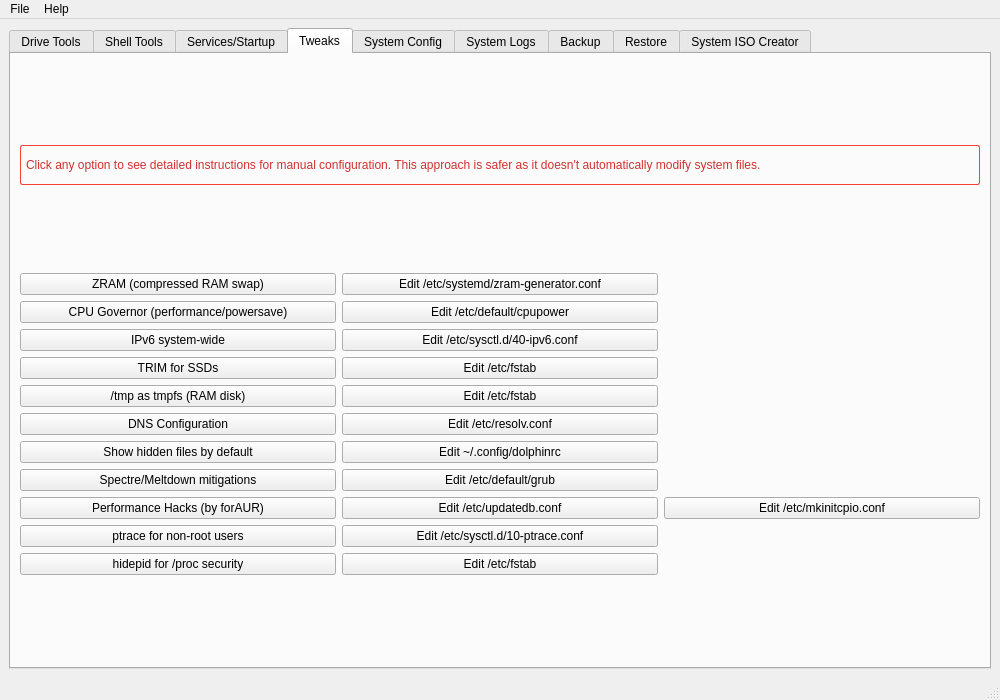
This is mainwindow.ui in XetalEngine/CachyOsTools as Qt 5 draws it before an edit. The edited form follows.
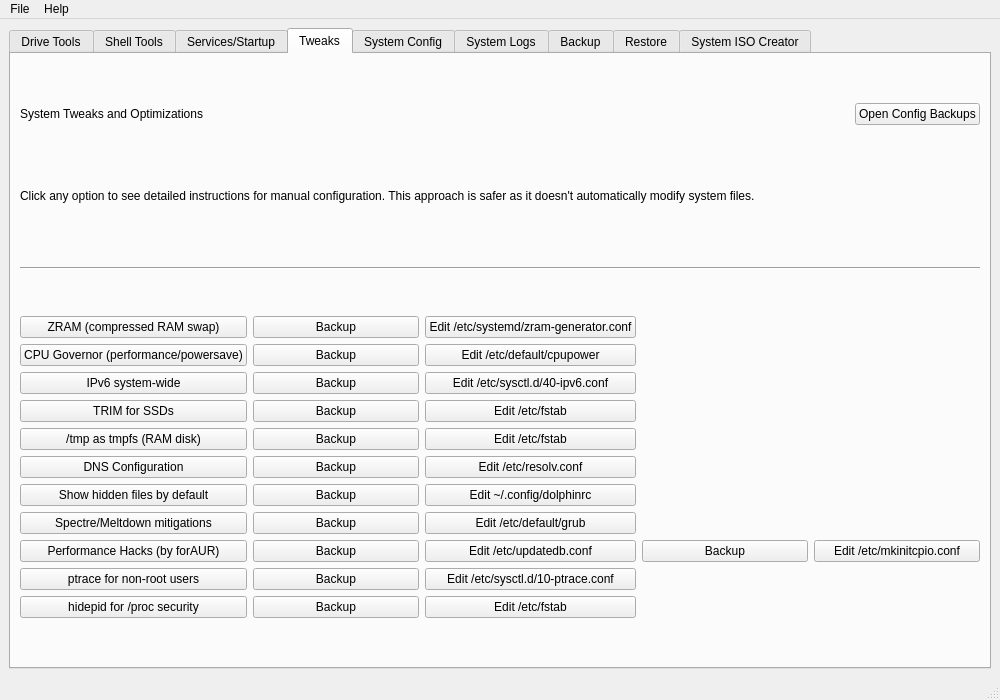
This is the edited form. The open tabs and pages were chosen to show the change.

Commit message:
Couldn't stand the 10 million line mainwindow.cpp
Cleaned up a bit for OCD reasons.

What changed in the file:
```diff
--- a/mainwindow.ui
+++ b/mainwindow.ui
@@ -311,6 +311,37 @@
         <string>Tweaks</string>
        </attribute>
        <layout class="QVBoxLayout" name="verticalLayout_tweaks">
+        <item>
+         <layout class="QHBoxLayout" name="tweaksHeaderLayout">
+          <item>
+           <widget class="QLabel" name="tweaksTitleLabel">
+            <property name="text">
+             <string>System Tweaks and Optimizations</string>
+            </property>
+           </widget>
+          </item>
+          <item>
+           <spacer name="tweaksHeaderSpacer">
+            <property name="orientation">
+             <enum>Qt::Orientation::Horizontal</enum>
+            </property>
+            <property name="sizeHint" stdset="0">
+             <size>
+              <width>40</width>
+              <height>20</height>
+             </size>
+            </property>
+           </spacer>
+          </item>
+          <item>
+           <widget class="QPushButton" name="openBackupFolderButton">
+            <property name="text">
+             <string>Open Config Backups</string>
+            </property>
+           </widget>
+          </item>
+         </layout>
+        </item>
         <item>
          <widget class="QLabel" name="tweaksWarningLabel">
           <property name="sizePolicy">
@@ -322,12 +353,9 @@
           <property name="maximumSize">
            <size>
             <width>16777215</width>
-            <height>40</height>
+            <height>50</height>
            </size>
           </property>
-          <property name="styleSheet">
-           <string>color: #d32f2f; padding: 2px; border: 1px solid #f44336; border-radius: 2px;</string>
-          </property>
           <property name="text">
            <string>Click any option to see detailed instructions for manual configuration. This approach is safer as it doesn't automatically modify system files.</string>
           </property>
@@ -336,6 +364,16 @@
           </property>
          </widget>
         </item>
+        <item>
+         <widget class="QFrame" name="tweaksSeparator">
+          <property name="frameShape">
+           <enum>QFrame::HLine</enum>
+          </property>
+          <property name="frameShadow">
+           <enum>QFrame::Sunken</enum>
+          </property>
+         </widget>
+        </item>
         <item>
          <layout class="QGridLayout" name="tweaksGridLayout">
           <item row="0" column="0">
@@ -346,6 +384,16 @@
            </widget>
           </item>
           <item row="0" column="1">
+           <widget class="QPushButton" name="zramBackupButton">
+            <property name="text">
+             <string>Backup</string>
+            </property>
+            <property name="toolTip">
+             <string>Backup config file</string>
+            </property>
+           </widget>
+          </item>
+          <item row="0" column="2">
            <widget class="QPushButton" name="zramConfigButton">
             <property name="text">
              <string>Edit /etc/systemd/zram-generator.conf</string>
@@ -360,6 +408,16 @@
            </widget>
           </item>
           <item row="1" column="1">
+           <widget class="QPushButton" name="cpuGovernorBackupButton">
+            <property name="text">
+             <string>Backup</string>
+            </property>
+            <property name="toolTip">
+             <string>Backup config file</string>
+            </property>
+           </widget>
+          </item>
+          <item row="1" column="2">
            <widget class="QPushButton" name="cpuGovernorConfigButton">
             <property name="text">
              <string>Edit /etc/default/cpupower</string>
@@ -374,6 +432,16 @@
            </widget>
           </item>
           <item row="2" column="1">
+           <widget class="QPushButton" name="ipv6BackupButton">
+            <property name="text">
+             <string>Backup</string>
+            </property>
+            <property name="toolTip">
+             <string>Backup config file</string>
+            </property>
+           </widget>
+          </item>
+          <item row="2" column="2">
            <widget class="QPushButton" name="ipv6ConfigButton">
             <property name="text">
              <string>Edit /etc/sysctl.d/40-ipv6.conf</string>
@@ -388,6 +456,16 @@
            </widget>
           </item>
           <item row="3" column="1">
+           <widget class="QPushButton" name="trimBackupButton">
+            <property name="text">
+             <string>Backup</string>
+            </property>
+            <property name="toolTip">
+             <string>Backup config file</string>
+            </property>
+           </widget>
+          </item>
+          <item row="3" column="2">
            <widget class="QPushButton" name="trimConfigButton">
             <property name="text">
              <string>Edit /etc/fstab</string>
@@ -402,6 +480,16 @@
            </widget>
           </item>
           <item row="4" column="1">
+           <widget class="QPushButton" name="tmpfsBackupButton">
+            <property name="text">
+             <string>Backup</string>
+            </property>
+            <property name="toolTip">
+             <string>Backup config file</string>
+            </property>
+           </widget>
+          </item>
+          <item row="4" column="2">
            <widget class="QPushButton" name="tmpfsConfigButton">
             <property name="text">
              <string>Edit /etc/fstab</string>
@@ -416,6 +504,16 @@
            </widget>
           </item>
           <item row="5" column="1">
+           <widget class="QPushButton" name="dnsBackupButton">
+            <property name="text">
+             <string>Backup</string>
+            </property>
+            <property name="toolTip">
+             <string>Backup config file</string>
+            </property>
+           </widget>
+          </item>
+          <item row="5" column="2">
            <widget class="QPushButton" name="dnsConfigButton">
             <property name="text">
              <string>Edit /etc/resolv.conf</string>
@@ -430,6 +528,16 @@
            </widget>
           </item>
           <item row="6" column="1">
+           <widget class="QPushButton" name="showHiddenFilesBackupButton">
+            <property name="text">
+             <string>Backup</string>
+            </property>
+            <property name="toolTip">
+             <string>Backup config file</string>
+            </property>
+           </widget>
+          </item>
+          <item row="6" column="2">
            <widget class="QPushButton" name="showHiddenFilesConfigButton">
             <property name="text">
              <string>Edit ~/.config/dolphinrc</string>
@@ -444,6 +552,16 @@
            </widget>
           </item>
           <item row="7" column="1">
+           <widget class="QPushButton" name="mitigationsBackupButton">
+            <property name="text">
+             <string>Backup</string>
+            </property>
+            <property name="toolTip">
+             <string>Backup config file</string>
+            </property>
+           </widget>
+          </item>
+          <item row="7" column="2">
            <widget class="QPushButton" name="mitigationsConfigButton">
             <property name="text">
              <string>Edit /etc/default/grub</string>
@@ -458,13 +576,33 @@
            </widget>
           </item>
           <item row="8" column="1">
+           <widget class="QPushButton" name="performanceHacksBackupButton1">
+            <property name="text">
+             <string>Backup</string>
+            </property>
+            <property name="toolTip">
+             <string>Backup updatedb.conf</string>
+            </property>
+           </widget>
+          </item>
+          <item row="8" column="2">
            <widget class="QPushButton" name="performanceHacksConfigButton1">
             <property name="text">
              <string>Edit /etc/updatedb.conf</string>
             </property>
            </widget>
           </item>
-          <item row="8" column="2">
+          <item row="8" column="3">
+           <widget class="QPushButton" name="performanceHacksBackupButton2">
+            <property name="text">
+             <string>Backup</string>
+            </property>
+            <property name="toolTip">
+             <string>Backup mkinitcpio.conf</string>
+            </property>
+           </widget>
+          </item>
+          <item row="8" column="4">
            <widget class="QPushButton" name="performanceHacksConfigButton2">
             <property name="text">
              <string>Edit /etc/mkinitcpio.conf</string>
@@ -479,6 +617,16 @@
            </widget>
           </item>
           <item row="9" column="1">
+           <widget class="QPushButton" name="ptraceBackupButton">
+            <property name="text">
+             <string>Backup</string>
+            </property>
+            <property name="toolTip">
+             <string>Backup config file</string>
+            </property>
+           </widget>
+          </item>
+          <item row="9" column="2">
            <widget class="QPushButton" name="ptraceConfigButton">
             <property name="text">
              <string>Edit /etc/sysctl.d/10-ptrace.conf</string>
@@ -493,6 +641,16 @@
            </widget>
           </item>
           <item row="10" column="1">
+           <widget class="QPushButton" name="hidepidBackupButton">
+            <property name="text">
+             <string>Backup</string>
+            </property>
+            <property name="toolTip">
+             <string>Backup config file</string>
+            </property>
+           </widget>
+          </item>
+          <item row="10" column="2">
            <widget class="QPushButton" name="hidepidConfigButton">
             <property name="text">
              <string>Edit /etc/fstab</string>
```
The commit also changes 14 other files.
